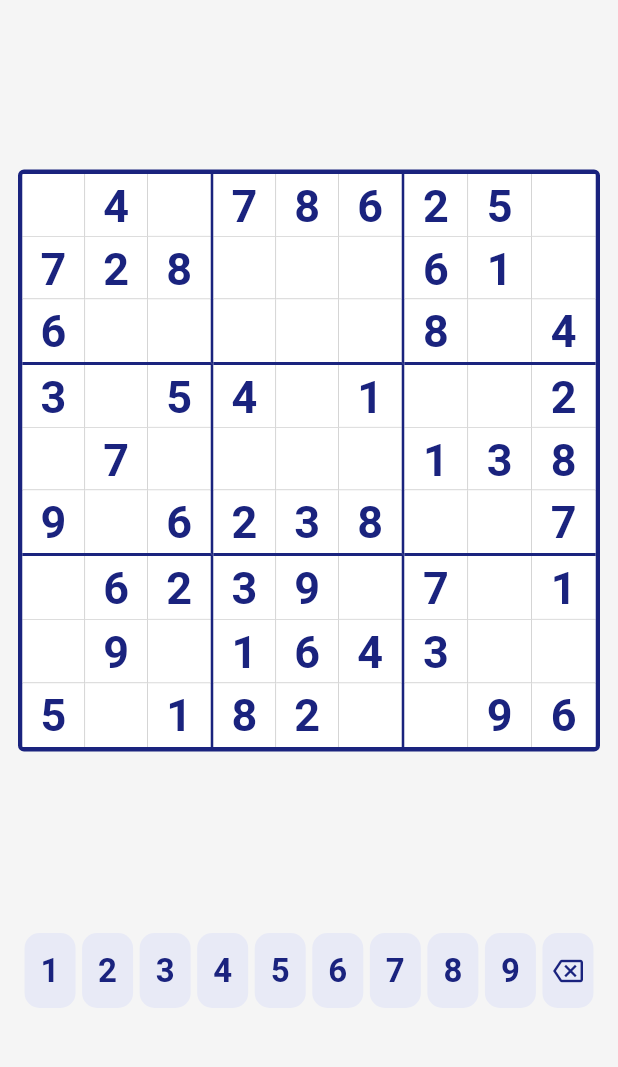
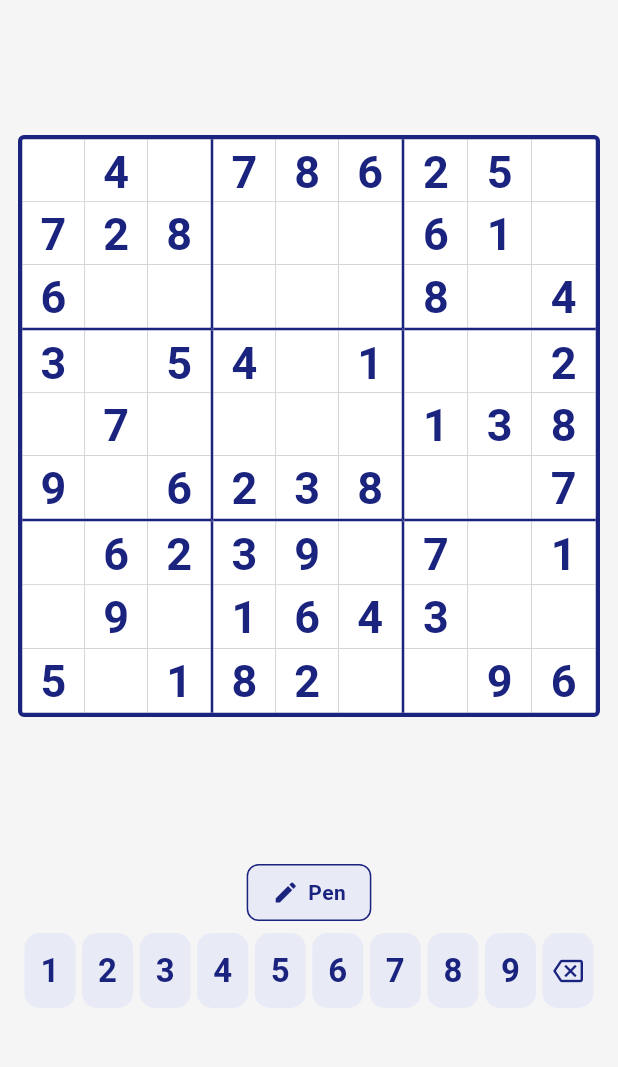
Before and after one commit to 4LL3N51147/sudoku, a Flutter app: the screen it shows after launch, after a tap on "EASY", on a phone screen of 412 x 824 dp, the part 129-1196 px from its top. Run offline on Flutter 3.47's test engine with Material 3 defaults, Android fonts, the phone set to English and light mode, and no system bars; drawn by our look-alikes of google_mobile_ads; our stand-ins replace shared_preferences, web; missing offline and left inert: file_selector; network calls fail.

Commit message:
feat: support pencil mode

```diff
--- a/lib/widgets/game_board_container.dart
+++ b/lib/widgets/game_board_container.dart
@@ -22,6 +22,8 @@ class GameBoardContainer extends StatelessWidget {
 
   // NumberPad props
   final Set<int>? disabledDigits;
+  final bool isPencilMode;
+  final VoidCallback onTogglePencilMode;
 
   // HintBanner props
   final String? hintMessage;
@@ -54,6 +56,8 @@ class GameBoardContainer extends StatelessWidget {
     required this.onCellTap,
     required this.onNumberInput,
     required this.onErase,
+    required this.isPencilMode,
+    required this.onTogglePencilMode,
   });
 
   void _handleCellTap(int row, int col) {
@@ -118,6 +122,8 @@ class GameBoardContainer extends StatelessWidget {
             onNumber: _handleNumberInput,
             onErase: _handleErase,
             disabledDigits: disabledDigits,
+            isPencilMode: isPencilMode,
+            onTogglePencilMode: onTogglePencilMode,
           ),
         ),
         // Ad banner under NumberPad
--- a/lib/widgets/number_pad.dart
+++ b/lib/widgets/number_pad.dart
@@ -3,18 +3,37 @@ import 'package:flutter/material.dart';
 class NumberPad extends StatelessWidget {
   final void Function(int) onNumber;
   final void Function() onErase;
+  final void Function() onTogglePencilMode;
   final Set<int>? disabledDigits;
+  final bool isPencilMode;
 
   const NumberPad({
     super.key,
     required this.onNumber,
     required this.onErase,
+    required this.onTogglePencilMode,
     this.disabledDigits,
+    this.isPencilMode = false,
   });
 
   @override
   Widget build(BuildContext context) {
-    return Row(
+    return Column(
+      mainAxisSize: MainAxisSize.min,
+      children: [
+        // Toggle button row
+        Row(
+          mainAxisAlignment: MainAxisAlignment.center,
+          children: [
+            _ToggleButton(
+              isPencilMode: isPencilMode,
+              onTap: onTogglePencilMode,
+            ),
+          ],
+        ),
+        const SizedBox(height: 8),
+        // Number buttons row
+        Row(
           mainAxisAlignment: MainAxisAlignment.spaceEvenly,
           children: [
             ...List.generate(
@@ -34,6 +53,61 @@ class NumberPad extends StatelessWidget {
               onTap: onErase,
             ),
           ],
+        ),
+      ],
+    );
+  }
+}
+
+class _ToggleButton extends StatelessWidget {
+  final bool isPencilMode;
+  final VoidCallback onTap;
+
+  const _ToggleButton({
+    required this.isPencilMode,
+    required this.onTap,
+  });
+
+  @override
+  Widget build(BuildContext context) {
+    return Material(
+      color: Colors.transparent,
+      child: InkWell(
+        onTap: onTap,
+        borderRadius: BorderRadius.circular(8),
+        child: Container(
+          padding: const EdgeInsets.symmetric(horizontal: 16, vertical: 8),
+          decoration: BoxDecoration(
+            color: isPencilMode
+                ? const Color(0xFF1A237E)
+                : const Color(0xFFE8EAF6),
+            borderRadius: BorderRadius.circular(8),
+            border: Border.all(
+              color: const Color(0xFF1A237E),
+              width: 1,
+            ),
+          ),
+          child: Row(
+            mainAxisSize: MainAxisSize.min,
+            children: [
+              Icon(
+                isPencilMode ? Icons.edit : Icons.create,
+                size: 18,
+                color: isPencilMode ? Colors.white : const Color(0xFF1A237E),
+              ),
+              const SizedBox(width: 6),
+              Text(
+                isPencilMode ? 'Pencil' : 'Pen',
+                style: TextStyle(
+                  fontSize: 14,
+                  fontWeight: FontWeight.w600,
+                  color: isPencilMode ? Colors.white : const Color(0xFF1A237E),
+                ),
+              ),
+            ],
+          ),
+        ),
+      ),
     );
   }
 }
```
Also changed, not shown: lib/screens/game_screen.dart (+58 -1 lines). Lines whose indentation alone changed are shown as unchanged.
